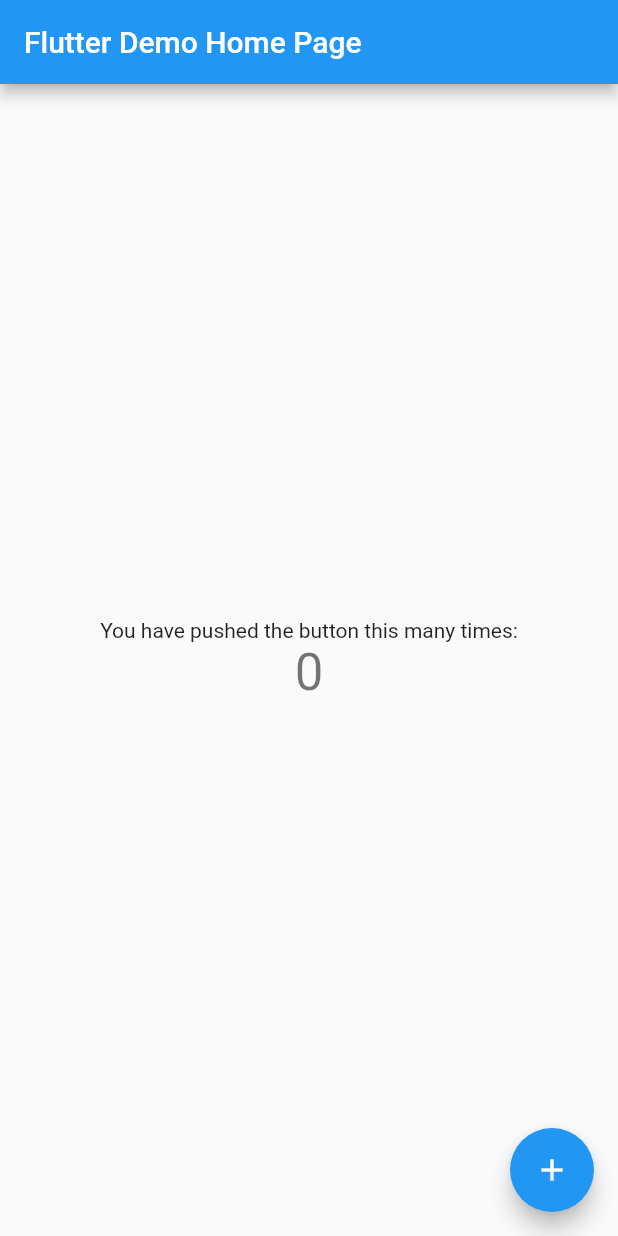
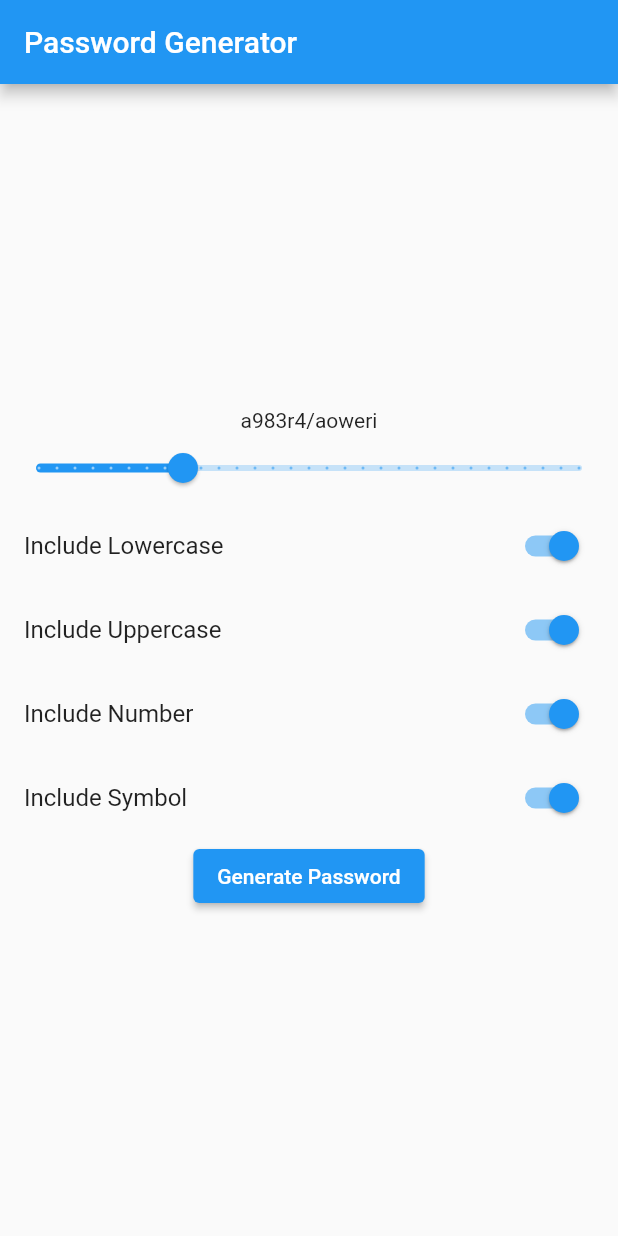
Before and after one commit to itsjatinnagar/password-generator-app, a Flutter app: the screen it shows after launch, on a phone screen of 412 x 824 dp. Run offline on Flutter 3.47's test engine with Material 2 defaults, Android fonts, the phone set to English and light mode, and no system bars.

Commit message:
implemented functional UI

```diff
--- /dev/null
+++ b/lib/homepage.dart
@@ -0,0 +1,67 @@
+import 'package:flutter/material.dart';
+
+class MyHomePage extends StatefulWidget {
+  const MyHomePage({Key? key}) : super(key: key);
+
+  @override
+  State<MyHomePage> createState() => _MyHomePageState();
+}
+
+class _MyHomePageState extends State<MyHomePage> {
+  int passwordLength = 16;
+  bool lower = true, upper = true, numbers = true, symbols = true;
+
+  @override
+  Widget build(BuildContext context) {
+    return Scaffold(
+      appBar: AppBar(
+        title: const Text('Password Generator'),
+      ),
+      body: Center(
+        child: Container(
+          child: Column(
+            mainAxisSize: MainAxisSize.min,
+            children: [
+              Container(
+                child: const Text('a983r4/aoweri'),
+              ),
+              Slider(
+                label: 'Length $passwordLength',
+                divisions: 30,
+                min: 8,
+                max: 38,
+                value: passwordLength.toDouble(),
+                onChanged: (newValue) =>
+                    setState(() => passwordLength = newValue.toInt()),
+              ),
+              SwitchListTile(
+                title: const Text('Include Lowercase'),
+                value: lower,
+                onChanged: (newValue) => setState(() => lower = newValue),
+              ),
+              SwitchListTile(
+                title: const Text('Include Uppercase'),
+                value: upper,
+                onChanged: (newValue) => setState(() => upper = newValue),
+              ),
+              SwitchListTile(
+                title: const Text('Include Number'),
+                value: numbers,
+                onChanged: (newValue) => setState(() => numbers = newValue),
+              ),
+              SwitchListTile(
+                title: const Text('Include Symbol'),
+                value: symbols,
+                onChanged: (newValue) => setState(() => symbols = newValue),
+              ),
+              ElevatedButton(
+                onPressed: () {},
+                child: Text('Generate Password'),
+              ),
+            ],
+          ),
+        ),
+      ),
+    );
+  }
+}
--- a/lib/main.dart
+++ b/lib/main.dart
@@ -1,4 +1,6 @@
 import 'package:flutter/material.dart';
+
+import './homepage.dart';
 
 void main() {
   runApp(const MyApp());
@@ -7,109 +9,11 @@ void main() {
 class MyApp extends StatelessWidget {
   const MyApp({Key? key}) : super(key: key);
 
-  // This widget is the root of your application.
   @override
   Widget build(BuildContext context) {
-    return MaterialApp(
-      title: 'Flutter Demo',
-      theme: ThemeData(
-        // This is the theme of your application.
-        //
-        // Try running your application with "flutter run". You'll see the
-        // application has a blue toolbar. Then, without quitting the app, try
-        // changing the primarySwatch below to Colors.green and then invoke
-        // "hot reload" (press "r" in the console where you ran "flutter run",
-        // or simply save your changes to "hot reload" in a Flutter IDE).
-        // Notice that the counter didn't reset back to zero; the application
-        // is not restarted.
-        primarySwatch: Colors.blue,
-      ),
-      home: const MyHomePage(title: 'Flutter Demo Home Page'),
+    return const MaterialApp(
+      title: 'Password Generator',
+      home: MyHomePage(),
     );
   }
 }
-
-class MyHomePage extends StatefulWidget {
-  const MyHomePage({Key? key, required this.title}) : super(key: key);
-
-  // This widget is the home page of your application. It is stateful, meaning
-  // that it has a State object (defined below) that contains fields that affect
-  // how it looks.
-
-  // This class is the configuration for the state. It holds the values (in this
-  // case the title) provided by the parent (in this case the App widget) and
-  // used by the build method of the State. Fields in a Widget subclass are
-  // always marked "final".
-
-  final String title;
-
-  @override
-  State<MyHomePage> createState() => _MyHomePageState();
-}
-
-class _MyHomePageState extends State<MyHomePage> {
-  int _counter = 0;
-
-  void _incrementCounter() {
-    setState(() {
-      // This call to setState tells the Flutter framework that something has
-      // changed in this State, which causes it to rerun the build method below
-      // so that the display can reflect the updated values. If we changed
-      // _counter without calling setState(), then the build method would not be
-      // called again, and so nothing would appear to happen.
-      _counter++;
-    });
-  }
-
-  @override
-  Widget build(BuildContext context) {
-    // This method is rerun every time setState is called, for instance as done
-    // by the _incrementCounter method above.
-    //
-    // The Flutter framework has been optimized to make rerunning build methods
-    // fast, so that you can just rebuild anything that needs updating rather
-    // than having to individually change instances of widgets.
-    return Scaffold(
-      appBar: AppBar(
-        // Here we take the value from the MyHomePage object that was created by
-        // the App.build method, and use it to set our appbar title.
-        title: Text(widget.title),
-      ),
-      body: Center(
-        // Center is a layout widget. It takes a single child and positions it
-        // in the middle of the parent.
-        child: Column(
-          // Column is also a layout widget. It takes a list of children and
-          // arranges them vertically. By default, it sizes itself to fit its
-          // children horizontally, and tries to be as tall as its parent.
-          //
-          // Invoke "debug painting" (press "p" in the console, choose the
-          // "Toggle Debug Paint" action from the Flutter Inspector in Android
-          // Studio, or the "Toggle Debug Paint" command in Visual Studio Code)
-          // to see the wireframe for each widget.
-          //
-          // Column has various properties to control how it sizes itself and
-          // how it positions its children. Here we use mainAxisAlignment to
-          // center the children vertically; the main axis here is the vertical
-          // axis because Columns are vertical (the cross axis would be
-          // horizontal).
-          mainAxisAlignment: MainAxisAlignment.center,
-          children: <Widget>[
-            const Text(
-              'You have pushed the button this many times:',
-            ),
-            Text(
-              '$_counter',
-              style: Theme.of(context).textTheme.headline4,
-            ),
-          ],
-        ),
-      ),
-      floatingActionButton: FloatingActionButton(
-        onPressed: _incrementCounter,
-        tooltip: 'Increment',
-        child: const Icon(Icons.add),
-      ), // This trailing comma makes auto-formatting nicer for build methods.
-    );
-  }
-}
```
